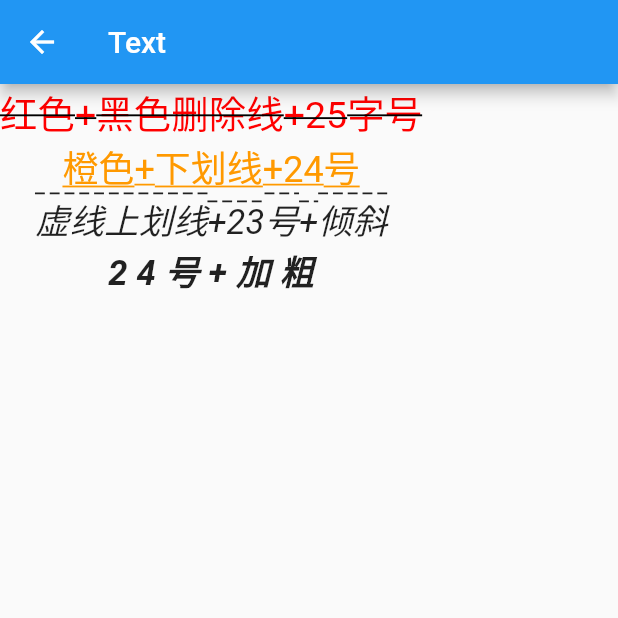
After one commit to maxlxq/justcc, a Flutter app: the TextPage screen opened by its route, on a phone screen of 412 x 824 dp, the top half of it. The commit adds this screen. Run offline on Flutter 3.47's test engine with Material 2 defaults, Android fonts, the phone set to English and light mode, and no system bars; missing offline and left inert: lib1, lib2; network calls fail.

Commit message:
add new dart file

```diff
--- /dev/null
+++ b/lib/component/text.dart
@@ -0,0 +1,58 @@
+import 'package:flutter/material.dart';
+
+class TextPage extends StatefulWidget {
+  @override
+  _TextPage createState() => _TextPage();
+}
+
+class _TextPage extends State<TextPage> {
+  static const name = 'Text';
+
+  @override
+  Widget build(BuildContext context) {
+    return Scaffold(
+      appBar: AppBar(
+        title: Text(name),
+      ),
+      body: Column(
+        children: <Widget>[
+          Text(
+            '红色+黑色删除线+25字号',
+            style: TextStyle(
+              color: const Color(0xffff0000),
+              decoration: TextDecoration.lineThrough,
+              decorationColor: const Color(0xff000000),
+              fontSize: 25,
+            ),
+          ),
+          Text(
+            '橙色+下划线+24号',
+            style: TextStyle(
+              color: const Color(0xffff9900),
+              decoration: TextDecoration.underline,
+              fontSize: 24.0,
+            ),
+          ),
+          Text(
+            '虚线上划线+23号+倾斜',
+            style: TextStyle(
+              decoration: TextDecoration.overline,
+              decorationStyle: TextDecorationStyle.dashed,
+              fontSize: 23.0,
+              fontStyle: FontStyle.italic,
+            ),
+          ),
+          Text(
+            '24号+加粗',
+            style: TextStyle(
+              fontSize: 23.0,
+              fontStyle: FontStyle.italic,
+              fontWeight: FontWeight.bold,
+              letterSpacing: 6.0,
+            ),
+          ),
+        ],
+      )
+    );
+  }
+}
--- a/lib/componentPage.dart
+++ b/lib/componentPage.dart
@@ -36,19 +36,19 @@ class _ComponentPage extends State<ComponentPage> {
           ),
           RaisedButton(
             onPressed: () {
-              Navigator.pushNamed(context, '/url');
+              Navigator.pushNamed(context, '/component/text');
             },
             child: Text(
-              'toUrl',
+              'text',
               style: TextStyle(fontSize: 28.0),
             ),
           ),
           RaisedButton(
               onPressed: () {
-                Navigator.pushNamed(context, '/http');
+                Navigator.pushNamed(context, '/component/icon');
               },
               child: Text(
-                'toHttp',
+                'icon',
                 style: TextStyle(fontSize: 28.0),
               )
           ),
--- a/lib/main.dart
+++ b/lib/main.dart
@@ -8,6 +8,8 @@ import 'package:justcc/httpPage.dart';
 import 'package:justcc/secondPage.dart';
 import 'package:justcc/urlPage.dart';
 import 'package:justcc/component/container.dart';
+import 'package:justcc/component/text.dart';
+import 'package:justcc/component/icon.dart';
 
 void main() => runApp(MyApp());
 
@@ -33,6 +35,8 @@ class MyApp extends StatelessWidget {
         '/component': (BuildContext context) => ComponentPage(),
         '/component/container': (BuildContext context) => ContainerPage(),
         '/component/image': (BuildContext context) => ImagePage(),
+        '/component/text': (BuildContext context) => TextPage(),
+        '/component/icon': (BuildContext context) => IconPage(),
       },
       initialRoute: '/',
     );
```
Also changed, not shown: lib/component/icon.dart (added, +34 -0 lines), lib/component/image.dart (+6 -1 lines).
